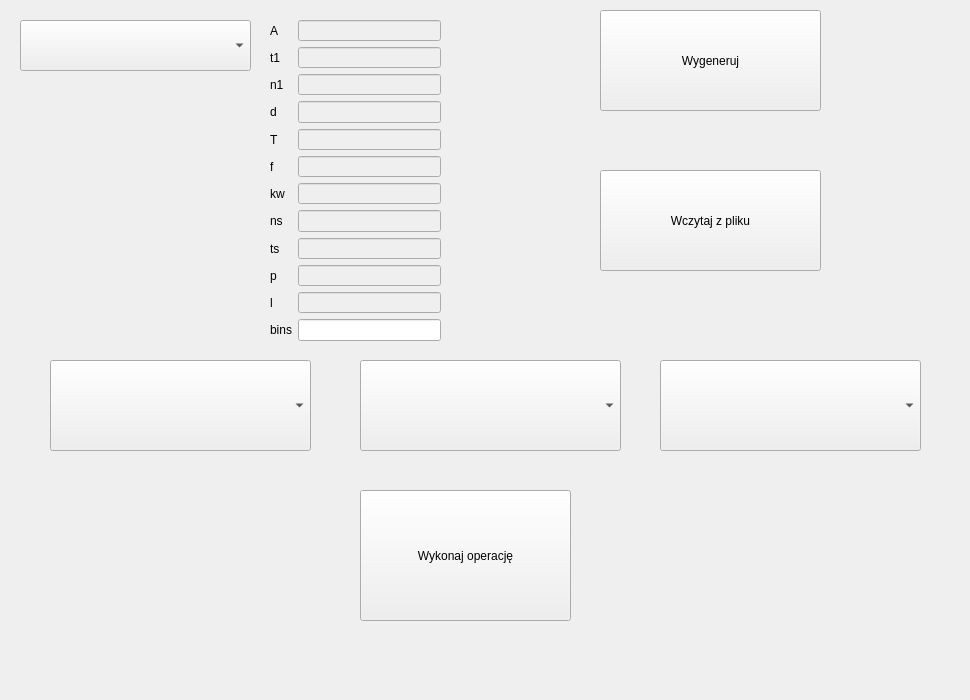
Old version of the form app/gui.ui in the repository eljotero/Cyfrowe_Przetwarzanie_Sygnalu.
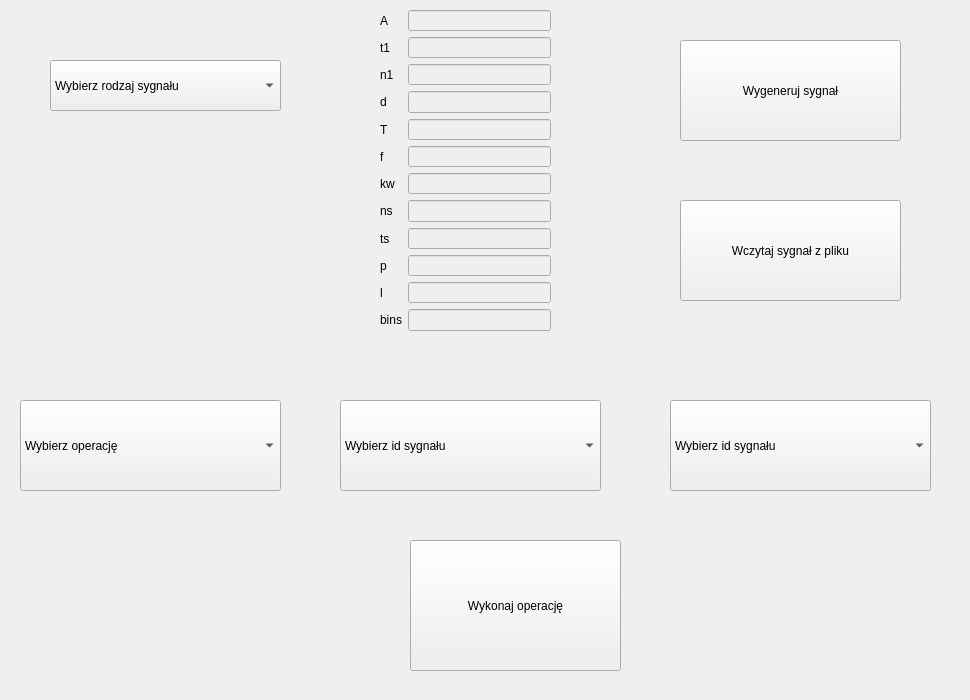
New version of the form.

```diff
--- a/app/gui.ui
+++ b/app/gui.ui
@@ -17,8 +17,8 @@
    <widget class="QWidget" name="formLayoutWidget">
     <property name="geometry">
      <rect>
-      <x>270</x>
-      <y>20</y>
+      <x>380</x>
+      <y>10</y>
       <width>171</width>
       <height>321</height>
      </rect>
@@ -186,22 +186,29 @@
       </widget>
      </item>
      <item row="13" column="1">
-      <widget class="QLineEdit" name="bins_line_edit"/>
+      <widget class="QLineEdit" name="bins_line_edit">
+       <property name="enabled">
+        <bool>false</bool>
+       </property>
+      </widget>
      </item>
     </layout>
    </widget>
    <widget class="QComboBox" name="comboBox">
     <property name="geometry">
      <rect>
-      <x>20</x>
-      <y>20</y>
+      <x>50</x>
+      <y>60</y>
       <width>231</width>
       <height>51</height>
      </rect>
     </property>
+    <property name="currentText">
+     <string>Wybierz rodzaj sygnału</string>
+    </property>
     <item>
      <property name="text">
-      <string/>
+      <string>Wybierz rodzaj sygnału</string>
      </property>
     </item>
     <item>
@@ -263,28 +270,28 @@
    <widget class="QPushButton" name="generateButton">
     <property name="geometry">
      <rect>
-      <x>600</x>
-      <y>10</y>
+      <x>680</x>
+      <y>40</y>
       <width>221</width>
       <height>101</height>
      </rect>
     </property>
     <property name="text">
-     <string>Wygeneruj</string>
+     <string>Wygeneruj sygnał</string>
     </property>
    </widget>
    <widget class="QComboBox" name="operationComboBox">
     <property name="geometry">
      <rect>
-      <x>50</x>
-      <y>360</y>
+      <x>20</x>
+      <y>400</y>
       <width>261</width>
       <height>91</height>
      </rect>
     </property>
     <item>
      <property name="text">
-      <string/>
+      <string>Wybierz operację</string>
      </property>
     </item>
     <item>
@@ -311,23 +318,23 @@
    <widget class="QComboBox" name="signalsComboBox">
     <property name="geometry">
      <rect>
-      <x>360</x>
-      <y>360</y>
+      <x>340</x>
+      <y>400</y>
       <width>261</width>
       <height>91</height>
      </rect>
     </property>
     <item>
      <property name="text">
-      <string/>
+      <string>Wybierz id sygnału</string>
      </property>
     </item>
    </widget>
    <widget class="QPushButton" name="operationButton">
     <property name="geometry">
      <rect>
-      <x>360</x>
-      <y>490</y>
+      <x>410</x>
+      <y>540</y>
       <width>211</width>
       <height>131</height>
      </rect>
@@ -339,29 +346,29 @@
    <widget class="QComboBox" name="signalsComboBox2">
     <property name="geometry">
      <rect>
-      <x>660</x>
-      <y>360</y>
+      <x>670</x>
+      <y>400</y>
       <width>261</width>
       <height>91</height>
      </rect>
     </property>
     <item>
      <property name="text">
-      <string/>
+      <string>Wybierz id sygnału</string>
      </property>
     </item>
    </widget>
    <widget class="QPushButton" name="readFromFileButton">
     <property name="geometry">
      <rect>
-      <x>600</x>
-      <y>170</y>
+      <x>680</x>
+      <y>200</y>
       <width>221</width>
       <height>101</height>
      </rect>
     </property>
     <property name="text">
-     <string>Wczytaj z pliku</string>
+     <string>Wczytaj sygnał z pliku</string>
     </property>
    </widget>
   </widget>
```
